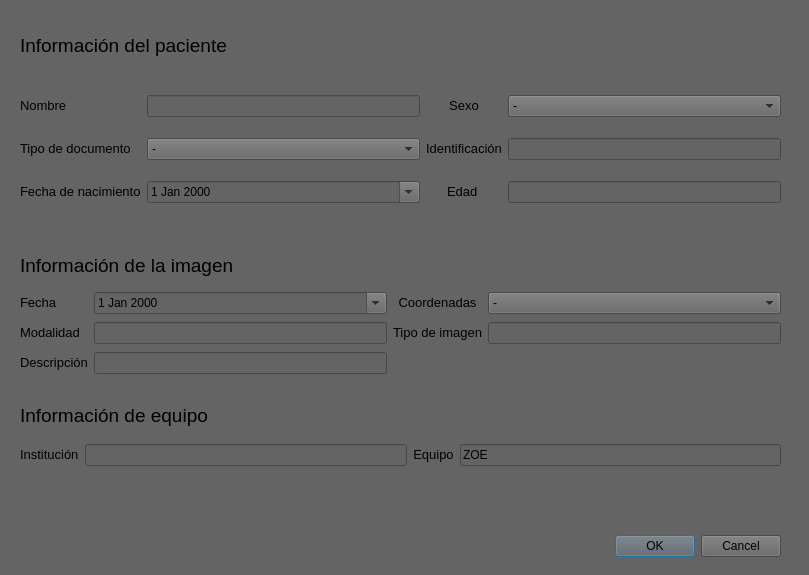
Old version of the form gui/zoePaciente.ui in the repository dromu/ZOE.
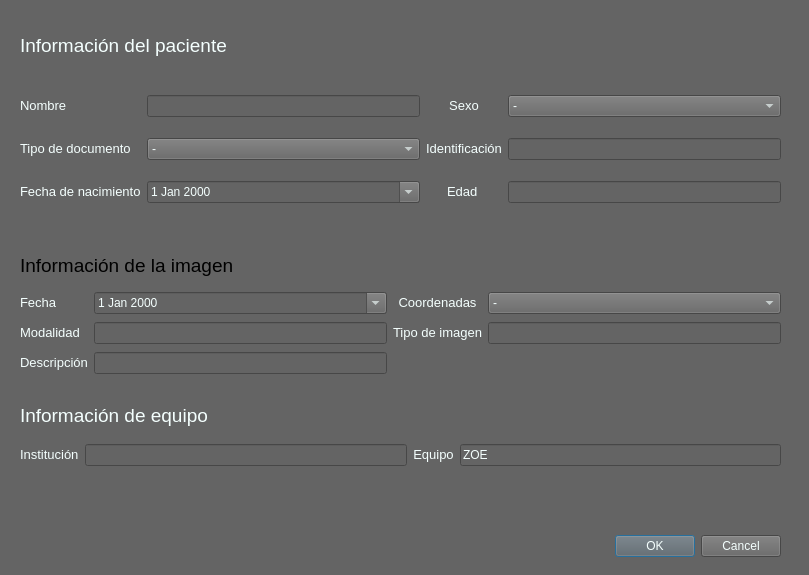
New version of the form.

What changed in the file:
```diff
--- a/gui/zoePaciente.ui
+++ b/gui/zoePaciente.ui
@@ -25,6 +25,9 @@
      <height>32</height>
     </rect>
    </property>
+   <property name="styleSheet">
+    <string notr="true">color: rgb(244, 255, 254);</string>
+   </property>
    <property name="orientation">
     <enum>Qt::Horizontal</enum>
    </property>
@@ -44,6 +47,9 @@
    <layout class="QGridLayout" name="gridLayout">
     <item row="0" column="2">
      <widget class="QLabel" name="label_2">
+      <property name="styleSheet">
+       <string notr="true">color: rgb(244, 255, 254);</string>
+      </property>
       <property name="text">
        <string>&lt;html&gt;&lt;head/&gt;&lt;body&gt;&lt;p&gt;&lt;span style=&quot; font-size:10pt;&quot;&gt;Sexo&lt;/span&gt;&lt;/p&gt;&lt;/body&gt;&lt;/html&gt;</string>
       </property>
@@ -57,6 +63,9 @@
       <property name="autoFillBackground">
        <bool>true</bool>
       </property>
+      <property name="styleSheet">
+       <string notr="true">color: rgb(244, 255, 254);</string>
+      </property>
       <property name="dateTime">
        <datetime>
         <hour>0</hour>
@@ -74,6 +83,9 @@
     </item>
     <item row="0" column="0">
      <widget class="QLabel" name="label">
+      <property name="styleSheet">
+       <string notr="true">color: rgb(244, 255, 254);</string>
+      </property>
       <property name="text">
        <string>&lt;html&gt;&lt;head/&gt;&lt;body&gt;&lt;p&gt;&lt;span style=&quot; font-size:10pt;&quot;&gt;Nombre&lt;/span&gt;&lt;/p&gt;&lt;/body&gt;&lt;/html&gt;</string>
       </property>
@@ -81,6 +93,9 @@
     </item>
     <item row="0" column="3">
      <widget class="QComboBox" name="sexPac">
+      <property name="styleSheet">
+       <string notr="true">color: rgb(244, 255, 254);</string>
+      </property>
       <item>
        <property name="text">
         <string>-</string>
@@ -108,6 +123,9 @@
     </item>
     <item row="1" column="2">
      <widget class="QLabel" name="label_3">
+      <property name="styleSheet">
+       <string notr="true">color: rgb(244, 255, 254);</string>
+      </property>
       <property name="text">
        <string>&lt;html&gt;&lt;head/&gt;&lt;body&gt;&lt;p&gt;&lt;span style=&quot; font-size:10pt;&quot;&gt;Identificación&lt;/span&gt;&lt;/p&gt;&lt;/body&gt;&lt;/html&gt;</string>
       </property>
@@ -124,6 +142,9 @@
     </item>
     <item row="2" column="0">
      <widget class="QLabel" name="label_5">
+      <property name="styleSheet">
+       <string notr="true">color: rgb(244, 255, 254);</string>
+      </property>
       <property name="text">
        <string>&lt;html&gt;&lt;head/&gt;&lt;body&gt;&lt;p&gt;&lt;span style=&quot; font-size:10pt;&quot;&gt;Fecha de nacimiento&lt;/span&gt;&lt;/p&gt;&lt;/body&gt;&lt;/html&gt;</string>
       </property>
@@ -131,6 +152,9 @@
     </item>
     <item row="1" column="0">
      <widget class="QLabel" name="label_6">
+      <property name="styleSheet">
+       <string notr="true">color: rgb(244, 255, 254);</string>
+      </property>
       <property name="text">
        <string>&lt;html&gt;&lt;head/&gt;&lt;body&gt;&lt;p&gt;&lt;span style=&quot; font-size:10pt;&quot;&gt;Tipo de documento&lt;/span&gt;&lt;/p&gt;&lt;/body&gt;&lt;/html&gt;</string>
       </property>
@@ -138,6 +162,9 @@
     </item>
     <item row="2" column="2">
      <widget class="QLabel" name="label_4">
+      <property name="styleSheet">
+       <string notr="true">color: rgb(244, 255, 254);</string>
+      </property>
       <property name="text">
        <string>&lt;html&gt;&lt;head/&gt;&lt;body&gt;&lt;p&gt;&lt;span style=&quot; font-size:10pt;&quot;&gt;Edad &lt;/span&gt;&lt;/p&gt;&lt;/body&gt;&lt;/html&gt;</string>
       </property>
@@ -148,6 +175,9 @@
     </item>
     <item row="1" column="1">
      <widget class="QComboBox" name="typedocPac">
+      <property name="styleSheet">
+       <string notr="true">color: rgb(244, 255, 254);</string>
+      </property>
       <item>
        <property name="text">
         <string>-</string>
@@ -191,6 +221,9 @@
      <height>31</height>
     </rect>
    </property>
+   <property name="styleSheet">
+    <string notr="true">color: rgb(244, 255, 254);</string>
+   </property>
    <property name="text">
     <string>&lt;html&gt;&lt;head/&gt;&lt;body&gt;&lt;p&gt;&lt;span style=&quot; font-size:14pt;&quot;&gt;Información del paciente&lt;/span&gt;&lt;/p&gt;&lt;/body&gt;&lt;/html&gt;</string>
    </property>
@@ -220,6 +253,9 @@
    <layout class="QGridLayout" name="gridLayout_2">
     <item row="1" column="0">
      <widget class="QLabel" name="label_12">
+      <property name="styleSheet">
+       <string notr="true">color: rgb(244, 255, 254);</string>
+      </property>
       <property name="text">
        <string>&lt;html&gt;&lt;head/&gt;&lt;body&gt;&lt;p&gt;&lt;span style=&quot; font-size:10pt;&quot;&gt;Modalidad&lt;/span&gt;&lt;/p&gt;&lt;/body&gt;&lt;/html&gt;</string>
       </property>
@@ -227,6 +263,9 @@
     </item>
     <item row="0" column="3">
      <widget class="QComboBox" name="positionMuestra">
+      <property name="styleSheet">
+       <string notr="true">color: rgb(244, 255, 254);</string>
+      </property>
       <item>
        <property name="text">
         <string>-</string>
@@ -246,6 +285,9 @@
     </item>
     <item row="0" column="2">
      <widget class="QLabel" name="label_9">
+      <property name="styleSheet">
+       <string notr="true">color: rgb(244, 255, 254);</string>
+      </property>
       <property name="text">
        <string>&lt;html&gt;&lt;head/&gt;&lt;body&gt;&lt;p&gt;&lt;span style=&quot; font-size:10pt;&quot;&gt;Coordenadas&lt;/span&gt;&lt;/p&gt;&lt;/body&gt;&lt;/html&gt;</string>
       </property>
@@ -265,6 +307,9 @@
       <property name="autoFillBackground">
        <bool>true</bool>
       </property>
+      <property name="styleSheet">
+       <string notr="true">color: rgb(244, 255, 254);</string>
+      </property>
       <property name="dateTime">
        <datetime>
         <hour>0</hour>
@@ -282,6 +327,9 @@
     </item>
     <item row="0" column="0">
      <widget class="QLabel" name="label_14">
+      <property name="styleSheet">
+       <string notr="true">color: rgb(244, 255, 254);</string>
+      </property>
       <property name="text">
        <string>&lt;html&gt;&lt;head/&gt;&lt;body&gt;&lt;p&gt;&lt;span style=&quot; font-size:10pt;&quot;&gt;Fecha&lt;/span&gt;&lt;/p&gt;&lt;/body&gt;&lt;/html&gt;</string>
       </property>
@@ -289,6 +337,9 @@
     </item>
     <item row="1" column="2">
      <widget class="QLabel" name="label_10">
+      <property name="styleSheet">
+       <string notr="true">color: rgb(244, 255, 254);</string>
+      </property>
       <property name="text">
        <string>&lt;html&gt;&lt;head/&gt;&lt;body&gt;&lt;p&gt;&lt;span style=&quot; font-size:10pt;&quot;&gt;Tipo de imagen&lt;/span&gt;&lt;/p&gt;&lt;/body&gt;&lt;/html&gt;</string>
       </property>
@@ -299,6 +350,9 @@
     </item>
     <item row="2" column="0">
      <widget class="QLabel" name="label_15">
+      <property name="styleSheet">
+       <string notr="true">color: rgb(244, 255, 254);</string>
+      </property>
       <property name="text">
        <string>&lt;html&gt;&lt;head/&gt;&lt;body&gt;&lt;p&gt;&lt;span style=&quot; font-size:10pt;&quot;&gt;Descripción&lt;/span&gt;&lt;/p&gt;&lt;/body&gt;&lt;/html&gt;</string>
       </property>
@@ -315,6 +369,9 @@
      <height>31</height>
     </rect>
    </property>
+   <property name="styleSheet">
+    <string notr="true">color: rgb(244, 255, 254);</string>
+   </property>
    <property name="text">
     <string>&lt;html&gt;&lt;head/&gt;&lt;body&gt;&lt;p&gt;&lt;span style=&quot; font-size:14pt;&quot;&gt;Información de equipo&lt;/span&gt;&lt;/p&gt;&lt;/body&gt;&lt;/html&gt;</string>
    </property>
@@ -334,6 +391,9 @@
     </item>
     <item row="0" column="2">
      <widget class="QLabel" name="label_13">
+      <property name="styleSheet">
+       <string notr="true">color: rgb(244, 255, 254);</string>
+      </property>
       <property name="text">
        <string>&lt;html&gt;&lt;head/&gt;&lt;body&gt;&lt;p&gt;&lt;span style=&quot; font-size:10pt;&quot;&gt;Equipo&lt;/span&gt;&lt;/p&gt;&lt;/body&gt;&lt;/html&gt;</string>
       </property>
@@ -344,6 +404,9 @@
     </item>
     <item row="0" column="0">
      <widget class="QLabel" name="label_16">
+      <property name="styleSheet">
+       <string notr="true">color: rgb(244, 255, 254);</string>
+      </property>
       <property name="text">
        <string>&lt;html&gt;&lt;head/&gt;&lt;body&gt;&lt;p&gt;&lt;span style=&quot; font-size:10pt;&quot;&gt;Institución&lt;/span&gt;&lt;/p&gt;&lt;/body&gt;&lt;/html&gt;</string>
       </property>
@@ -351,6 +414,9 @@
     </item>
     <item row="0" column="3">
      <widget class="QLineEdit" name="nameEqu">
+      <property name="styleSheet">
+       <string notr="true">color: rgb(244, 255, 254);</string>
+      </property>
       <property name="text">
        <string>ZOE</string>
       </property>
```
